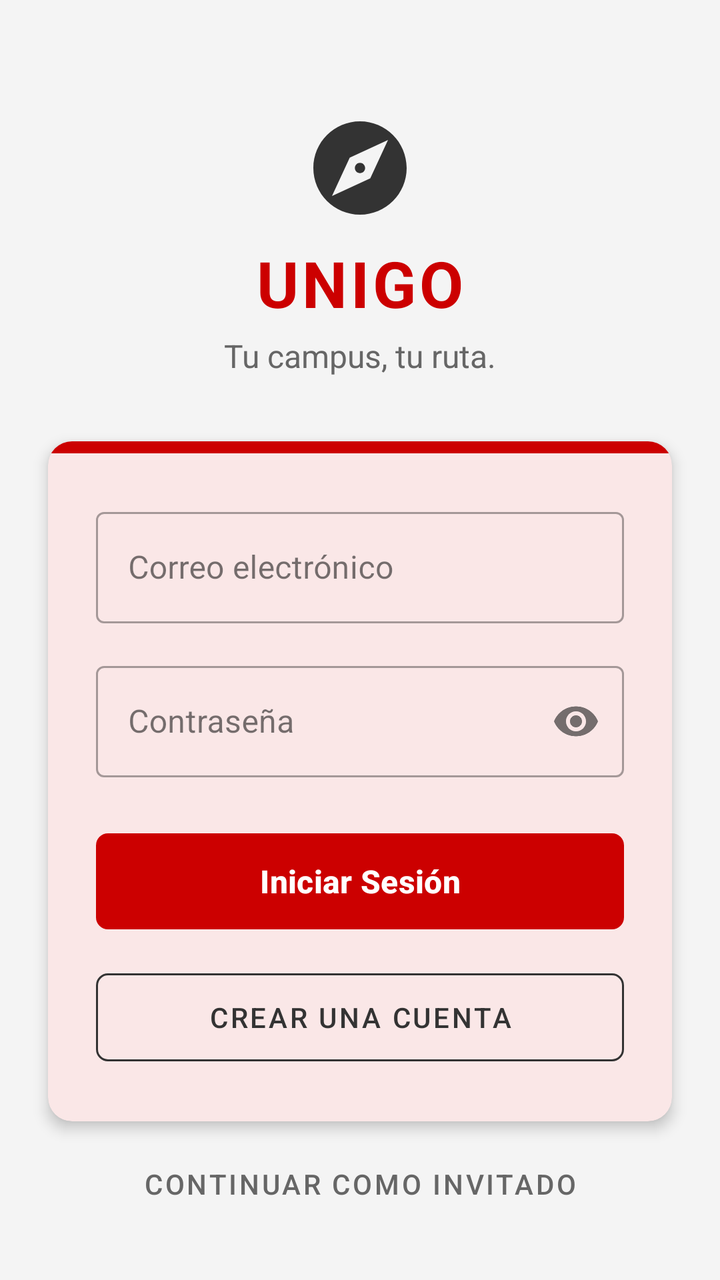
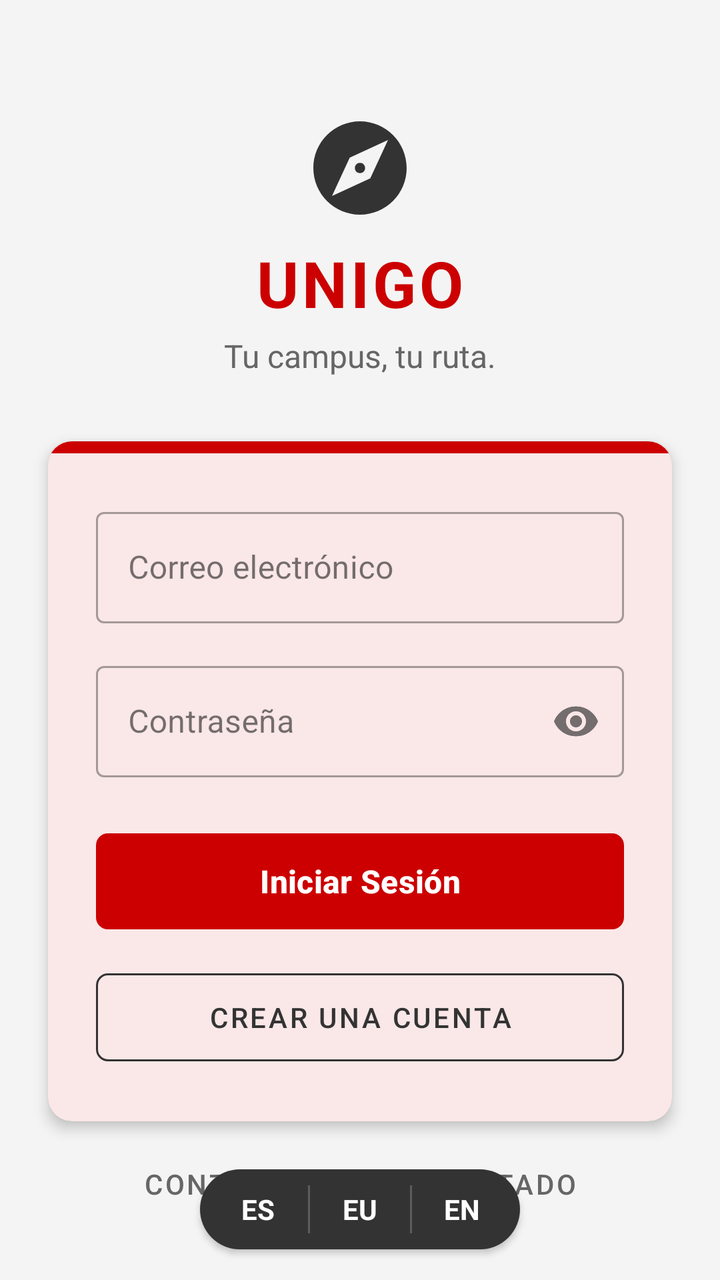

Compare the two renders of this Android layout. The source of the first and the diff that turns it into the second are given below.
<!-- AndroidManifest.xml: activity theme Theme.Unigodas.AlwaysLight -->
<!-- res/layout/activity_login.xml -->
<?xml version="1.0" encoding="utf-8"?>
<androidx.constraintlayout.widget.ConstraintLayout
    xmlns:android="http://schemas.android.com/apk/res/android"
    xmlns:app="http://schemas.android.com/apk/res-auto"
    android:layout_width="match_parent"
    android:layout_height="match_parent"
    android:fitsSystemWindows="true"
    android:background="@color/bg_light">

    
    <ImageView
        android:id="@+id/ivLogo"
        android:layout_width="56dp"
        android:layout_height="56dp"
        android:layout_marginTop="56dp"
        android:src="@drawable/ic_logo_unigo"
        app:layout_constraintEnd_toEndOf="parent"
        app:layout_constraintStart_toStartOf="parent"
        app:layout_constraintTop_toTopOf="parent"
        app:tint="@color/bilbao_grey_dark" />

    
    <TextView
        android:id="@+id/tvTitle"
        android:layout_width="wrap_content"
        android:layout_height="wrap_content"
        android:layout_marginTop="8dp"
        android:text="@string/login_title"
        android:textColor="@color/bilbao_red"
        android:textSize="32sp"
        android:textStyle="bold"
        android:letterSpacing="0.05"
        app:layout_constraintEnd_toEndOf="parent"
        app:layout_constraintStart_toStartOf="parent"
        app:layout_constraintTop_toBottomOf="@+id/ivLogo" />

    <TextView
        android:id="@+id/tvSubtitle"
        android:layout_width="wrap_content"
        android:layout_height="wrap_content"
        android:layout_marginTop="4dp"
        android:text="@string/login_subtitle"
        android:textColor="@color/text_medium"
        android:textSize="16sp"
        app:layout_constraintEnd_toEndOf="parent"
        app:layout_constraintStart_toStartOf="parent"
        app:layout_constraintTop_toBottomOf="@+id/tvTitle" />

    
    <com.google.android.material.card.MaterialCardView
        android:layout_width="match_parent"
        android:layout_height="wrap_content"
        android:layout_marginHorizontal="24dp"
        android:layout_marginTop="32dp"
        app:cardCornerRadius="12dp"
        app:cardElevation="4dp"
        app:cardBackgroundColor="@color/white"
        app:strokeWidth="0dp"
        app:layout_constraintTop_toBottomOf="@+id/tvSubtitle"
        app:layout_constraintStart_toStartOf="parent"
        app:layout_constraintEnd_toEndOf="parent">

        <LinearLayout
            android:layout_width="match_parent"
            android:layout_height="wrap_content"
            android:orientation="vertical">

            
            <View
                android:layout_width="match_parent"
                android:layout_height="6dp"
                android:background="@color/bilbao_red" />

            <LinearLayout
                android:layout_width="match_parent"
                android:layout_height="wrap_content"
                android:orientation="vertical"
                android:padding="24dp">

                
                <com.google.android.material.textfield.TextInputLayout
                    style="@style/Widget.MaterialComponents.TextInputLayout.OutlinedBox"
                    android:layout_width="match_parent"
                    android:layout_height="wrap_content"
                    android:hint="@string/login_email_hint"
                    app:boxCornerRadiusBottomEnd="4dp"
                    app:boxCornerRadiusBottomStart="4dp"
                    app:boxCornerRadiusTopEnd="4dp"
                    app:boxCornerRadiusTopStart="4dp">

                    <com.google.android.material.textfield.TextInputEditText
                        android:id="@+id/etEmail"
                        android:layout_width="match_parent"
                        android:layout_height="wrap_content"
                        android:inputType="textEmailAddress"
                        android:textColor="@color/text_dark"/>
                </com.google.android.material.textfield.TextInputLayout>

                
                <com.google.android.material.textfield.TextInputLayout
                    style="@style/Widget.MaterialComponents.TextInputLayout.OutlinedBox"
                    android:layout_width="match_parent"
                    android:layout_height="wrap_content"
                    android:layout_marginTop="16dp"
                    android:hint="@string/login_password_hint"
                    app:endIconMode="password_toggle"
                    app:boxCornerRadiusBottomEnd="4dp"
                    app:boxCornerRadiusBottomStart="4dp"
                    app:boxCornerRadiusTopEnd="4dp"
                    app:boxCornerRadiusTopStart="4dp">

                    <com.google.android.material.textfield.TextInputEditText
                        android:id="@+id/etPassword"
                        android:layout_width="match_parent"
                        android:layout_height="wrap_content"
                        android:inputType="textPassword"
                        android:textColor="@color/text_dark"/>
                </com.google.android.material.textfield.TextInputLayout>

                
                <com.google.android.material.button.MaterialButton
                    android:id="@+id/btnLogin"
                    android:layout_width="match_parent"
                    android:layout_height="56dp"
                    android:layout_marginTop="24dp"
                    android:text="@string/login_button"
                    android:textSize="16sp"
                    android:textStyle="bold"
                    app:cornerRadius="6dp"
                    app:backgroundTint="@color/bilbao_red" />

                
                <com.google.android.material.button.MaterialButton
                    android:id="@+id/btnRegister"
                    style="@style/Widget.MaterialComponents.Button.OutlinedButton"
                    android:layout_width="match_parent"
                    android:layout_height="56dp"
                    android:layout_marginTop="12dp"
                    android:text="@string/register_button"
                    android:textColor="@color/bilbao_grey_dark"
                    app:strokeColor="@color/bilbao_grey_dark"
                    app:strokeWidth="1dp"
                    app:cornerRadius="6dp" />

            </LinearLayout>
        </LinearLayout>
    </com.google.android.material.card.MaterialCardView>

    
    <com.google.android.material.button.MaterialButton
        android:id="@+id/btnGuest"
        style="@style/Widget.MaterialComponents.Button.TextButton"
        android:layout_width="wrap_content"
        android:layout_height="wrap_content"
        android:layout_marginBottom="24dp"
        android:text="@string/guest_button"
        android:textColor="@color/text_medium"
        app:layout_constraintBottom_toBottomOf="parent"
        app:layout_constraintEnd_toEndOf="parent"
        app:layout_constraintStart_toStartOf="parent" />

</androidx.constraintlayout.widget.ConstraintLayout>
<!-- resources referenced by this layout -->
<resources>
  <color name="bg_light">#F4F4F4</color>
  <color name="bilbao_grey_dark">#FF333333</color>
  <color name="bilbao_red">#FFCC0000</color>
  <color name="text_dark">#1A1A1A</color>
  <color name="text_medium">#666666</color>
  <color name="white">#FFFFFF</color>
  <!-- drawable ic_logo_unigo (drawable) -->
  <vector xmlns:android="http://schemas.android.com/apk/res/android"
      android:width="24dp"
      android:height="24dp"
      android:viewportWidth="24"
      android:viewportHeight="24"
      android:tint="#000000">
      <path
          android:fillColor="@android:color/white"
          android:pathData="M12,2C6.48,2 2,6.48 2,12s4.48,10 10,10s10,-4.48 10,-10S17.52,2 12,2zM14.2,14.2L6,18l3.8,-8.2L18,6L14.2,14.2zM12,10.9c-0.61,0 -1.1,0.49 -1.1,1.1s0.49,1.1 1.1,1.1s1.1,-0.49 1.1,-1.1S12.61,10.9 12,10.9z"/>
  </vector>
  <string name="guest_button">Continuar como invitado</string>
  <string name="login_button">Iniciar Sesión</string>
  <string name="login_email_hint">Correo electrónico</string>
  <string name="login_password_hint">Contraseña</string>
  <string name="login_subtitle">Tu campus, tu ruta.</string>
  <string name="login_title">UNIGO</string>
  <string name="register_button">Crear una cuenta</string>
  <style name="Theme.Unigodas.AlwaysLight" parent="Theme.Material3.Light.NoActionBar">
          <item name="colorPrimary">@color/bilbao_red</item>
          <item name="colorOnPrimary">@color/white</item>
          <item name="android:colorBackground">@color/bg_light</item>
          <item name="colorSurface">@color/white</item>
          <item name="colorOnSurface">@color/text_dark</item>
          <item name="colorSurfaceVariant">#F5F5F5</item>
          <item name="colorOnSurfaceVariant">@color/text_medium</item>
      </style>
</resources>

<!-- the commit's change to res/layout/activity_login.xml (unified diff, before → after) -->
@@ -48,6 +48,7 @@
 
     
     <com.google.android.material.card.MaterialCardView
+        android:id="@+id/cardForm"
         android:layout_width="match_parent"
         android:layout_height="wrap_content"
         android:layout_marginHorizontal="24dp"
@@ -147,6 +148,69 @@
     </com.google.android.material.card.MaterialCardView>
 
     
+    <LinearLayout
+        android:layout_width="wrap_content"
+        android:layout_height="wrap_content"
+        android:layout_marginTop="24dp"
+        android:orientation="horizontal"
+        android:gravity="center"
+        android:background="@drawable/bg_language_selector"
+        android:elevation="2dp"
+        app:layout_constraintEnd_toEndOf="parent"
+        app:layout_constraintStart_toStartOf="parent"
+        app:layout_constraintTop_toBottomOf="@+id/cardForm">
+
+        <TextView
+            android:id="@+id/btnLangEs"
+            android:layout_width="50dp"
+            android:layout_height="40dp"
+            android:gravity="center"
+            android:text="ES"
+            android:textSize="14sp"
+            android:textStyle="bold"
+            android:textColor="@color/white"
+            android:background="@drawable/bg_lang_item"
+            android:clickable="true"
+            android:focusable="true" />
+
+        <View
+            android:layout_width="1dp"
+            android:layout_height="24dp"
+            android:background="#33FFFFFF" />
+
+        <TextView
+            android:id="@+id/btnLangEu"
+            android:layout_width="50dp"
+            android:layout_height="40dp"
+            android:gravity="center"
+            android:text="EU"
+            android:textSize="14sp"
+            android:textStyle="bold"
+            android:textColor="@color/white"
+            android:background="@drawable/bg_lang_item"
+            android:clickable="true"
+            android:focusable="true" />
+
+        <View
+            android:layout_width="1dp"
+            android:layout_height="24dp"
+            android:background="#33FFFFFF" />
+
+        <TextView
+            android:id="@+id/btnLangEn"
+            android:layout_width="50dp"
+            android:layout_height="40dp"
+            android:gravity="center"
+            android:text="EN"
+            android:textSize="14sp"
+            android:textStyle="bold"
+            android:textColor="@color/white"
+            android:background="@drawable/bg_lang_item"
+            android:clickable="true"
+            android:focusable="true" />
+    </LinearLayout>
+
+    
     <com.google.android.material.button.MaterialButton
         android:id="@+id/btnGuest"
         style="@style/Widget.MaterialComponents.Button.TextButton"
<!-- resource entries referenced after the edit -->
@@ -6,6 +6,26 @@
   <color name="text_dark">#1A1A1A</color>
   <color name="text_medium">#666666</color>
   <color name="white">#FFFFFF</color>
+  <!-- drawable bg_lang_item (drawable) -->
+  <?xml version="1.0" encoding="utf-8"?>
+  <ripple xmlns:android="http://schemas.android.com/apk/res/android"
+      android:color="#33FFFFFF">
+      <item android:id="@android:id/mask">
+          <shape android:shape="rectangle">
+              <corners android:radius="25dp" />
+              <solid android:color="#FFFFFF" />
+          </shape>
+      </item>
+      <item android:drawable="@drawable/bg_lang_item_base" />
+  </ripple>
+  <!-- drawable bg_language_selector (drawable) -->
+  <?xml version="1.0" encoding="utf-8"?>
+  <shape xmlns:android="http://schemas.android.com/apk/res/android"
+      android:shape="rectangle">
+      <solid android:color="@color/bilbao_grey_dark" />
+      <corners android:radius="25dp" />
+      <padding android:left="4dp" android:right="4dp" />
+  </shape>
   <!-- drawable ic_logo_unigo (drawable) -->
   <vector xmlns:android="http://schemas.android.com/apk/res/android"
       android:width="24dp"
@@ -33,5 +53,12 @@
           <item name="colorSurfaceVariant">#F5F5F5</item>
           <item name="colorOnSurfaceVariant">@color/text_medium</item>
       </style>
+  <!-- drawable bg_lang_item_base (drawable) -->
+  <?xml version="1.0" encoding="utf-8"?>
+  <shape xmlns:android="http://schemas.android.com/apk/res/android"
+      android:shape="rectangle">
+      <solid android:color="@android:color/transparent" />
+      <corners android:radius="25dp" />
+  </shape>
 </resources>
 
